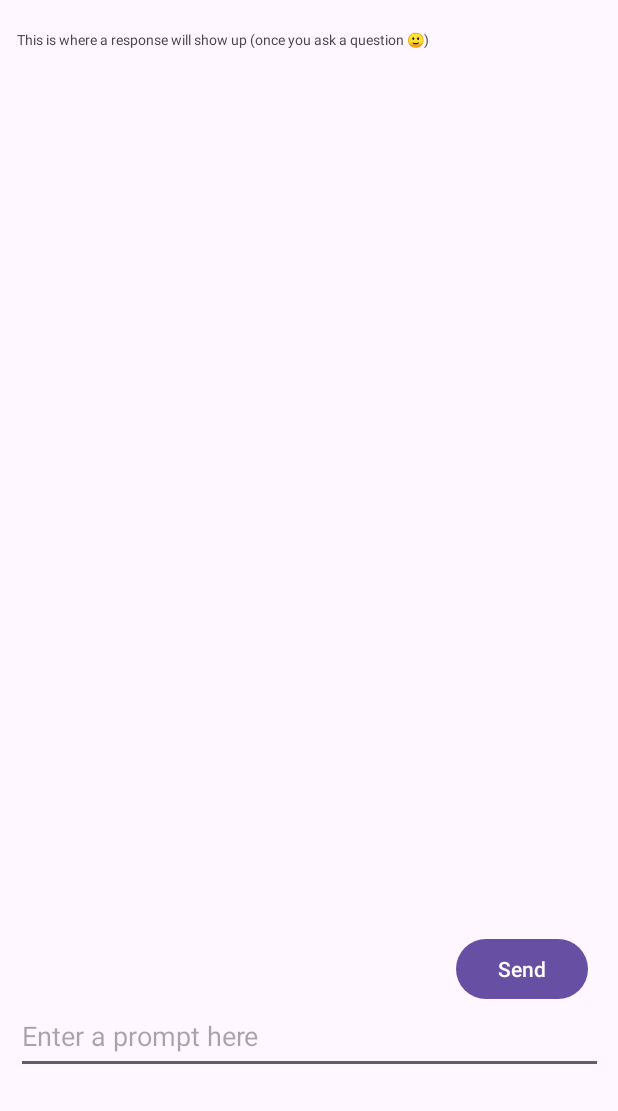
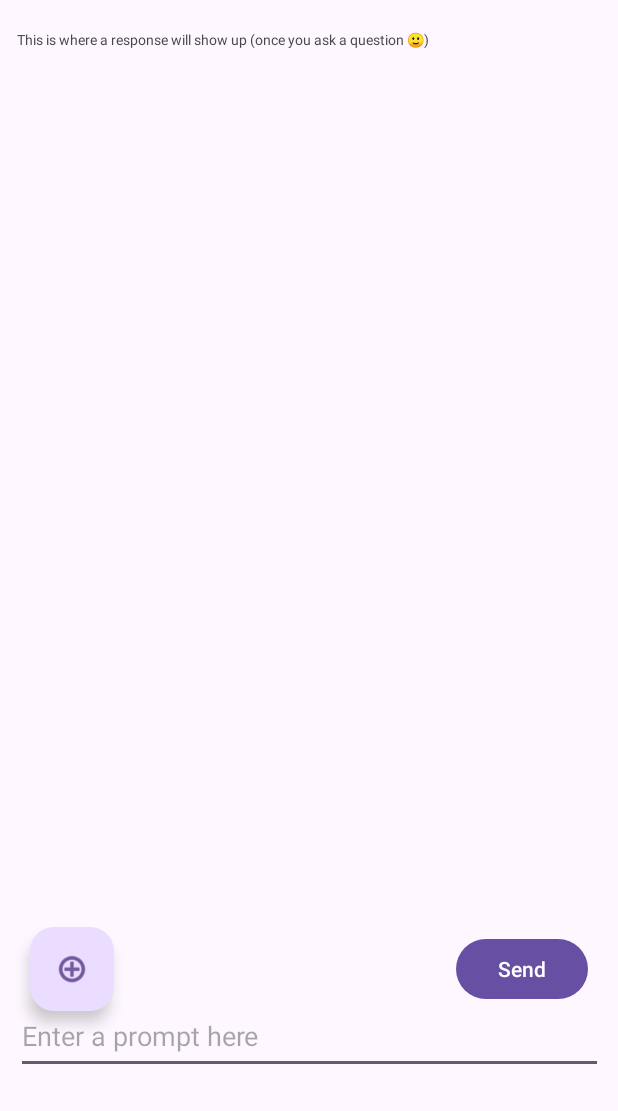
Before and after one commit to Sl4yerJ3ns/TutorAI, an Android app: the screen it shows after launch (MainActivity), on a phone screen of 412 x 824 dp, the part 125-1236 px from its top. Run offline under Robolectric (Android 15) with nearby library versions, the phone set to English and light mode, and no system bars; libraries missing offline, so code that uses them is left out: com.google.ai.client.

Commit message:
Added UI - added Gallery Intent on click of the button.

```diff
--- a/app/src/main/java/com/example/tutorai/MainActivity.java
+++ b/app/src/main/java/com/example/tutorai/MainActivity.java
@@ -1,13 +1,15 @@
 package com.example.tutorai;
 
+import android.content.Intent;
 import android.graphics.Bitmap;
 import android.os.Bundle;
+import android.provider.MediaStore;
 import android.view.View;
 import android.widget.EditText;
-import android.widget.ImageView;
 import android.widget.TextView;
 
 import androidx.activity.EdgeToEdge;
+import androidx.activity.result.ActivityResultCallback;
 import androidx.appcompat.app.AppCompatActivity;
 import androidx.core.graphics.Insets;
 import androidx.core.view.ViewCompat;
@@ -22,10 +24,32 @@ import com.google.common.util.concurrent.ListenableFuture;
 import android.widget.Toast;
 import android.graphics.BitmapFactory;
 import java.util.List;
+import androidx.appcompat.app.AppCompatActivity;
+import android.content.Intent;
+import android.net.Uri;
+import android.os.Bundle;
+import android.view.View;
+import android.widget.Button;
+import android.widget.ImageView;
+import android.content.Intent;
+import androidx.activity.result.ActivityResult;
+import androidx.activity.result.ActivityResultCaller;
+import androidx.activity.result.ActivityResultLauncher;
+import androidx.activity.result.contract.ActivityResultContract;
+import androidx.activity.result.contract.ActivityResultContracts;
+import androidx.annotation.NonNull;
+import androidx.annotation.Nullable;
 
 public class MainActivity extends AppCompatActivity {
 
     private TextView textView;
+    ActivityResultLauncher<Intent> galleryActivityResultLauncher = registerForActivityResult(
+            new ActivityResultContracts.StartActivityForResult(),
+            new ActivityResultCallback<ActivityResult>() {
+                @Override
+                public void onActivityResult(ActivityResult result) {
+                }
+            });
 
     @Override
     protected void onCreate(Bundle savedInstanceState) {
@@ -41,7 +65,10 @@ public class MainActivity extends AppCompatActivity {
 
     }
 
-    //EditText Result = (EditText) findViewById(R.id.Result);
+    public void pickImage(View view) {
+        Intent galleryIntent = new Intent(Intent.ACTION_PICK, MediaStore.Images.Media.EXTERNAL_CONTENT_URI);
+        galleryActivityResultLauncher.launch(galleryIntent);
+    }
 
     public void buttonCallGeminiApi(View view){
         EditText Result = (EditText) findViewById(R.id.Result);
--- a/app/src/main/res/layout/activity_main.xml
+++ b/app/src/main/res/layout/activity_main.xml
@@ -60,4 +60,18 @@
         app:layout_constraintTop_toBottomOf="@+id/textView"
         app:layout_constraintVertical_bias="0.708" />
 
+    <com.google.android.material.floatingactionbutton.FloatingActionButton
+        android:id="@+id/uploadImage"
+        android:layout_width="wrap_content"
+        android:layout_height="wrap_content"
+        android:layout_marginStart="20dp"
+        android:layout_marginTop="70dp"
+        android:layout_marginBottom="10dp"
+        android:clickable="true"
+        android:onClick="pickImage"
+        app:layout_constraintBottom_toTopOf="@+id/Result"
+        app:layout_constraintStart_toStartOf="parent"
+        app:layout_constraintTop_toBottomOf="@+id/textView"
+        app:srcCompat="@android:drawable/ic_menu_add" />
+
 </androidx.constraintlayout.widget.ConstraintLayout>
```
